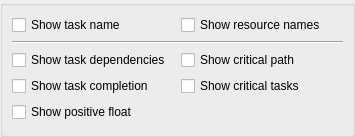
Before: the Qt Designer form kplato/libs/ui/kptganttchartdisplayoptions.ui in KDE/calligra, drawn with Qt 5.
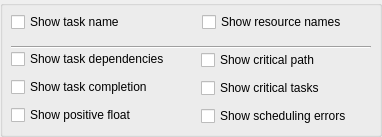
After: the same form once the commit is applied.

Commit message: Improve/fix bugs in scheduling with time constraints. Don't set schedule error if not in scheduling mode. New/improved unit tests. Add presentation of scheduling errors.

Diff of the .ui file:
```diff
--- a/kplato/libs/ui/kptganttchartdisplayoptions.ui
+++ b/kplato/libs/ui/kptganttchartdisplayoptions.ui
@@ -1,87 +1,146 @@
 <ui version="4.0" >
  <class>KPlato::GanttChartDisplayOptions</class>
- <widget class="QWidget" name="KPlato::GanttChartDisplayOptions" >
-  <property name="geometry" >
+ <widget class="QWidget" name="KPlato::GanttChartDisplayOptions">
+  <property name="geometry">
    <rect>
     <x>0</x>
     <y>0</y>
-    <width>355</width>
+    <width>382</width>
     <height>137</height>
    </rect>
   </property>
   <property name="toolTip" >
    <string/>
   </property>
-  <layout class="QVBoxLayout" name="verticalLayout" >
-   <property name="margin" >
+  <layout class="QGridLayout" name="gridLayout">
+   <property name="margin">
     <number>0</number>
    </property>
-   <item>
-    <widget class="QGroupBox" name="groupBox_2" >
-     <property name="title" >
+   <item row="0" column="0">
+    <widget class="QGroupBox" name="groupBox_2">
+     <property name="title">
       <string/>
      </property>
      <property name="flat" >
       <bool>true</bool>
      </property>
-     <layout class="QGridLayout" name="gridLayout" >
-      <item row="0" column="0" >
-       <widget class="QCheckBox" name="ui_showTaskName" >
-        <property name="text" >
+     <widget class="QCheckBox" name="ui_showTaskName">
+      <property name="geometry">
+       <rect>
+        <x>11</x>
+        <y>11</y>
+        <width>133</width>
+        <height>22</height>
+       </rect>
+      </property>
+      <property name="text">
          <string>Show task name</string>
         </property>
        </widget>
-      </item>
-      <item row="0" column="1" >
-       <widget class="QCheckBox" name="ui_showResourceNames" >
-        <property name="text" >
+     <widget class="QCheckBox" name="ui_showResourceNames">
+      <property name="geometry">
+       <rect>
+        <x>202</x>
+        <y>11</y>
+        <width>169</width>
+        <height>22</height>
+       </rect>
+      </property>
+      <property name="text">
          <string>Show resource names</string>
         </property>
        </widget>
-      </item>
-      <item row="1" column="0" colspan="2" >
-       <widget class="Line" name="line" >
-        <property name="orientation" >
+     <widget class="Line" name="line">
+      <property name="geometry">
+       <rect>
+        <x>11</x>
+        <y>39</y>
+        <width>360</width>
+        <height>16</height>
+       </rect>
+      </property>
+      <property name="orientation">
          <enum>Qt::Horizontal</enum>
         </property>
        </widget>
-      </item>
-      <item row="2" column="0" >
-       <widget class="QCheckBox" name="ui_showDependencies" >
-        <property name="text" >
+     <widget class="QCheckBox" name="ui_showDependencies">
+      <property name="geometry">
+       <rect>
+        <x>11</x>
+        <y>48</y>
+        <width>185</width>
+        <height>22</height>
+       </rect>
+      </property>
+      <property name="text">
          <string>Show task dependencies</string>
         </property>
        </widget>
-      </item>
-      <item row="2" column="1" >
-       <widget class="QCheckBox" name="ui_showCriticalPath" >
-        <property name="text" >
+     <widget class="QCheckBox" name="ui_showCriticalPath">
+      <property name="geometry">
+       <rect>
+        <x>201</x>
+        <y>49</y>
+        <width>139</width>
+        <height>22</height>
+       </rect>
+      </property>
+      <property name="text">
          <string>Show critical path</string>
         </property>
        </widget>
-      </item>
-      <item row="3" column="0" >
-       <widget class="QCheckBox" name="ui_showCompletion" >
-        <property name="text" >
+     <widget class="QCheckBox" name="ui_showCompletion">
+      <property name="geometry">
+       <rect>
+        <x>11</x>
+        <y>76</y>
+        <width>167</width>
+        <height>22</height>
+       </rect>
+      </property>
+      <property name="text">
          <string>Show task completion</string>
         </property>
        </widget>
-      </item>
-      <item row="3" column="1" >
-       <widget class="QCheckBox" name="ui_showCriticalTasks" >
-        <property name="text" >
+     <widget class="QCheckBox" name="ui_showCriticalTasks">
+      <property name="geometry">
+       <rect>
+        <x>201</x>
+        <y>77</y>
+        <width>144</width>
+        <height>22</height>
+       </rect>
+      </property>
+      <property name="text">
          <string>Show critical tasks</string>
         </property>
        </widget>
-      </item>
-      <item row="4" column="0" >
-       <widget class="QCheckBox" name="ui_showPositiveFloat" >
-        <property name="text" >
+     <widget class="QCheckBox" name="ui_showPositiveFloat">
+      <property name="geometry">
+       <rect>
+        <x>11</x>
+        <y>104</y>
+        <width>146</width>
+        <height>22</height>
+       </rect>
+      </property>
+      <property name="text">
          <string>Show positive float</string>
         </property>
        </widget>
-      </item>
-     </layout>
+     <widget class="QCheckBox" name="ui_showSchedulingError">
+      <property name="geometry">
+       <rect>
+        <x>201</x>
+        <y>105</y>
+        <width>175</width>
+        <height>22</height>
+       </rect>
+      </property>
+      <property name="text">
+       <string>Show scheduling errors</string>
+      </property>
+     </widget>
     </widget>
    </item>
   </layout>
```
Left out of the diff: 7 changed lines with no effect on the pictures. Lines whose indentation alone changed are shown as unchanged. The commit also changes 19 other files.
